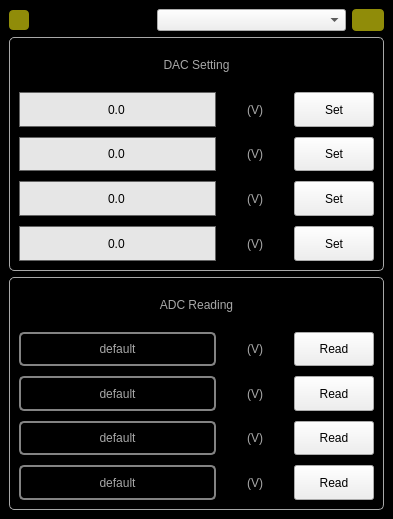
zxiazxia/LabRAD-Device-Electrical_Measurement-ONline_Software, file DEMONS GUI/DAC Controler/DACControlerWindow.ui: the form before one commit.
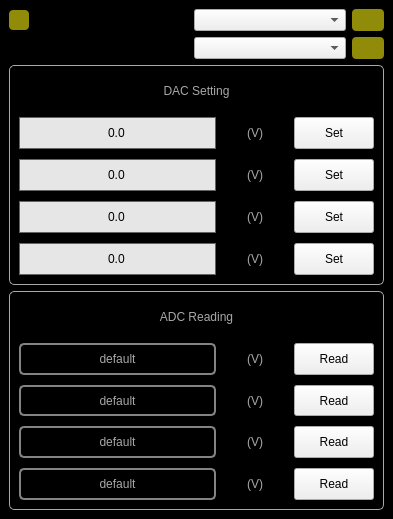
The form after the commit. Icons and pictures are not drawn.

Patch:
```diff
--- a/DEMONS GUI/DAC Controler/DACControlerWindow.ui
+++ b/DEMONS GUI/DAC Controler/DACControlerWindow.ui
@@ -59,26 +59,7 @@
 
 </string>
    </property>
-   <layout class="QGridLayout" name="gridLayout_3" columnstretch="0,0,4,0">
-    <item row="0" column="2">
-     <widget class="QComboBox" name="comboBox_Tracker_SelectDevice">
-      <property name="minimumSize">
-       <size>
-        <width>50</width>
-        <height>20</height>
-       </size>
-      </property>
-      <property name="maximumSize">
-       <size>
-        <width>500</width>
-        <height>100</height>
-       </size>
-      </property>
-      <property name="currentIndex">
-       <number>-1</number>
-      </property>
-     </widget>
-    </item>
+   <layout class="QGridLayout" name="gridLayout_3" rowstretch="0,0,5,5" columnstretch="0,2,2,0">
     <item row="0" column="0">
      <widget class="QPushButton" name="pushButton_Servers">
       <property name="sizePolicy">
@@ -123,6 +104,31 @@
       </property>
      </spacer>
     </item>
+    <item row="0" column="2">
+     <widget class="QComboBox" name="comboBox_DAQ_SelectServer">
+      <property name="sizePolicy">
+       <sizepolicy hsizetype="Preferred" vsizetype="Preferred">
+        <horstretch>0</horstretch>
+        <verstretch>0</verstretch>
+       </sizepolicy>
+      </property>
+      <property name="minimumSize">
+       <size>
+        <width>50</width>
+        <height>20</height>
+       </size>
+      </property>
+      <property name="maximumSize">
+       <size>
+        <width>500</width>
+        <height>100</height>
+       </size>
+      </property>
+      <property name="currentIndex">
+       <number>-1</number>
+      </property>
+     </widget>
+    </item>
     <item row="0" column="3">
      <widget class="QPushButton" name="pushButton_Device_Indicator">
       <property name="sizePolicy">
@@ -160,7 +166,95 @@
       </property>
      </widget>
     </item>
-    <item row="1" column="0" colspan="4">
+    <item row="1" column="0">
+     <spacer name="verticalSpacer">
+      <property name="orientation">
+       <enum>Qt::Vertical</enum>
+      </property>
+      <property name="sizeHint" stdset="0">
+       <size>
+        <width>20</width>
+        <height>20</height>
+       </size>
+      </property>
+     </spacer>
+    </item>
+    <item row="1" column="1">
+     <spacer name="horizontalSpacer_3">
+      <property name="orientation">
+       <enum>Qt::Horizontal</enum>
+      </property>
+      <property name="sizeHint" stdset="0">
+       <size>
+        <width>152</width>
+        <height>20</height>
+       </size>
+      </property>
+     </spacer>
+    </item>
+    <item row="1" column="2">
+     <widget class="QComboBox" name="comboBox_DAQ_SelectDevice">
+      <property name="sizePolicy">
+       <sizepolicy hsizetype="Preferred" vsizetype="Preferred">
+        <horstretch>0</horstretch>
+        <verstretch>0</verstretch>
+       </sizepolicy>
+      </property>
+      <property name="minimumSize">
+       <size>
+        <width>50</width>
+        <height>20</height>
+       </size>
+      </property>
+      <property name="maximumSize">
+       <size>
+        <width>500</width>
+        <height>100</height>
+       </size>
+      </property>
+      <property name="currentIndex">
+       <number>-1</number>
+      </property>
+     </widget>
+    </item>
+    <item row="1" column="3">
+     <widget class="QPushButton" name="pushButton_DAQ_DeviceIndicator">
+      <property name="sizePolicy">
+       <sizepolicy hsizetype="Preferred" vsizetype="Preferred">
+        <horstretch>0</horstretch>
+        <verstretch>0</verstretch>
+       </sizepolicy>
+      </property>
+      <property name="minimumSize">
+       <size>
+        <width>20</width>
+        <height>20</height>
+       </size>
+      </property>
+      <property name="maximumSize">
+       <size>
+        <width>16777215</width>
+        <height>16777215</height>
+       </size>
+      </property>
+      <property name="toolTip">
+       <string/>
+      </property>
+      <property name="styleSheet">
+       <string notr="true">#pushButton_DAQ_DeviceIndicator{
+background: rgb(144, 140, 9);
+ border-radius: 4px;
+}</string>
+      </property>
+      <property name="text">
+       <string/>
+      </property>
+      <property name="default">
+       <bool>false</bool>
+      </property>
+     </widget>
+    </item>
+    <item row="2" column="0" colspan="4">
      <widget class="QFrame" name="frame_DAC">
       <property name="styleSheet">
        <string notr="true">#frame_DAC{
@@ -461,7 +555,7 @@
       </layout>
      </widget>
     </item>
-    <item row="2" column="0" colspan="4">
+    <item row="3" column="0" colspan="4">
      <widget class="QFrame" name="frame_ADC">
       <property name="styleSheet">
        <string notr="true">#frame_ADC{
```
Left out of the diff: 6 changed lines with no effect on the pictures.
